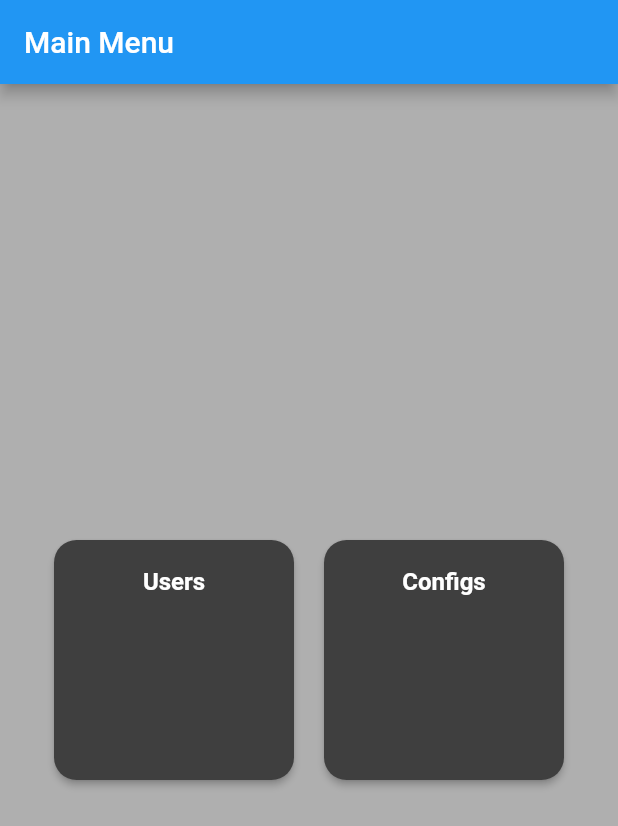
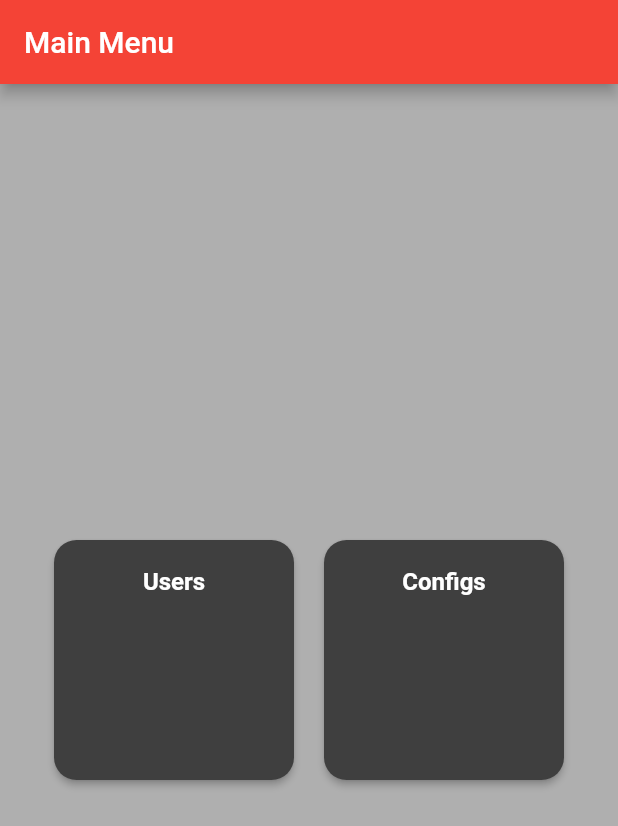
Before and after one commit to VictorRyan3612/Flutter_Notes_App, a Flutter app: the screen it shows after launch, on a phone screen of 412 x 824 dp. Shown: the top 826 px of the screen. Run offline on Flutter 3.47's test engine with Material 2 defaults, Android fonts, the phone set to English and light mode, and no system bars; our stand-ins replace flutter_hooks, shared_preferences; missing offline and left inert: card_settings; generated files the repository leaves out were written again.

Commit message:
Temas parte 1

```diff
--- /dev/null
+++ b/flutter_crud_app/lib/config/theme_config.dart
@@ -0,0 +1,73 @@
+import 'package:flutter/material.dart';
+
+ThemeData setTheme(Brightness corTema, MaterialColor corDestaque) {
+  ThemeData finalTema;
+  if (corTema == Brightness.dark){
+    finalTema = ThemeData(
+      snackBarTheme: const SnackBarThemeData(
+        backgroundColor: Colors.black,
+        contentTextStyle: TextStyle(color: Colors.white)
+      ),
+      brightness: Brightness.dark,
+      scaffoldBackgroundColor: const Color.fromARGB(255, 27, 27, 27)
+    );
+  }
+  else{ // corTema == Brightness.light
+    finalTema = ThemeData(
+      snackBarTheme: const SnackBarThemeData(
+        backgroundColor: Colors.white,
+        contentTextStyle: TextStyle(color: Colors.black)
+      ),
+      brightness: Brightness.light,
+      primarySwatch: corDestaque,
+      scaffoldBackgroundColor: const Color.fromARGB(255, 175, 175, 175)
+    );
+  }
+  return finalTema;
+}
+
+
+
+
+var varColor = [
+  {
+    'nome': 'Black',
+    'color': Colors.black
+  },
+  {
+    'nome': 'Blue',
+    'color': Colors.blue
+  },
+  {
+    'nome': 'Brown',
+    'color': Colors.brown
+  },
+  {
+    'nome': 'Green',
+    'color': Colors.green
+  },
+  {
+    'nome': 'Orange',
+    'color': Colors.orange
+  },
+  {
+    'nome': 'Pink',
+    'color': Colors.pink
+  },
+  {
+    'nome': 'Purple',
+    'color': Colors.purple
+  },
+  {
+    'nome': 'Red',
+    'color': Colors.red
+  },
+  {
+    'nome': 'White',
+    'color': Colors.white
+  },
+  {
+    'nome': 'Yellow',
+    'color': Colors.yellow
+  },
+];
--- a/flutter_crud_app/lib/main.dart
+++ b/flutter_crud_app/lib/main.dart
@@ -10,6 +10,7 @@ import 'package:flutter_crud_app/screens/tela_configs.dart';
 import 'package:flutter_crud_app/screens/dashboard_menu.dart';
 import 'var_json.dart';
 import 'users.dart';
+import 'config/theme_config.dart';
 
 void main() {
   runApp(const MainApp());
@@ -22,6 +23,7 @@ class MainApp extends HookWidget {
   Widget build(BuildContext context) {
     final currentBrightness = useState(Brightness.dark);
     final currentLocale = useState(const Locale("en"));
+    final currentColor = useState(Colors.red);
 
     Future<void> loadSettings() async {
       final prefs = await SharedPreferences.getInstance();
@@ -33,23 +35,8 @@ class MainApp extends HookWidget {
       currentLocale.value = Locale(languageCode);
     }
 
-    final darkTheme = ThemeData(
-      snackBarTheme: const SnackBarThemeData(
-        backgroundColor: Colors.black,
-        contentTextStyle: TextStyle(color: Colors.white)
-      ),
-      brightness: Brightness.dark,
-      scaffoldBackgroundColor: const Color.fromARGB(255, 27, 27, 27)
-    );
-    final lightTheme = ThemeData(
-      snackBarTheme: const SnackBarThemeData(
-        backgroundColor: Colors.white,
-        contentTextStyle: TextStyle(color: Colors.black)
-      ),
-      brightness: Brightness.light,
-      primarySwatch: Colors.blue,
-      scaffoldBackgroundColor: const Color.fromARGB(255, 175, 175, 175)
-    );
+    // /config/theme_config.dart
+    final finalTheme = setTheme(currentBrightness.value, currentColor.value);
 
     loadSettings();
 
@@ -66,12 +53,11 @@ class MainApp extends HookWidget {
         Locale('pt')
         ],
       locale: currentLocale.value,
-
       debugShowCheckedModeBanner:false,
 
 
-      theme: currentBrightness.value == Brightness.dark ? darkTheme : lightTheme,
-
+      // color: currentColor.value,
+      theme: finalTheme,
 
       initialRoute: '/',
       routes: {
```
